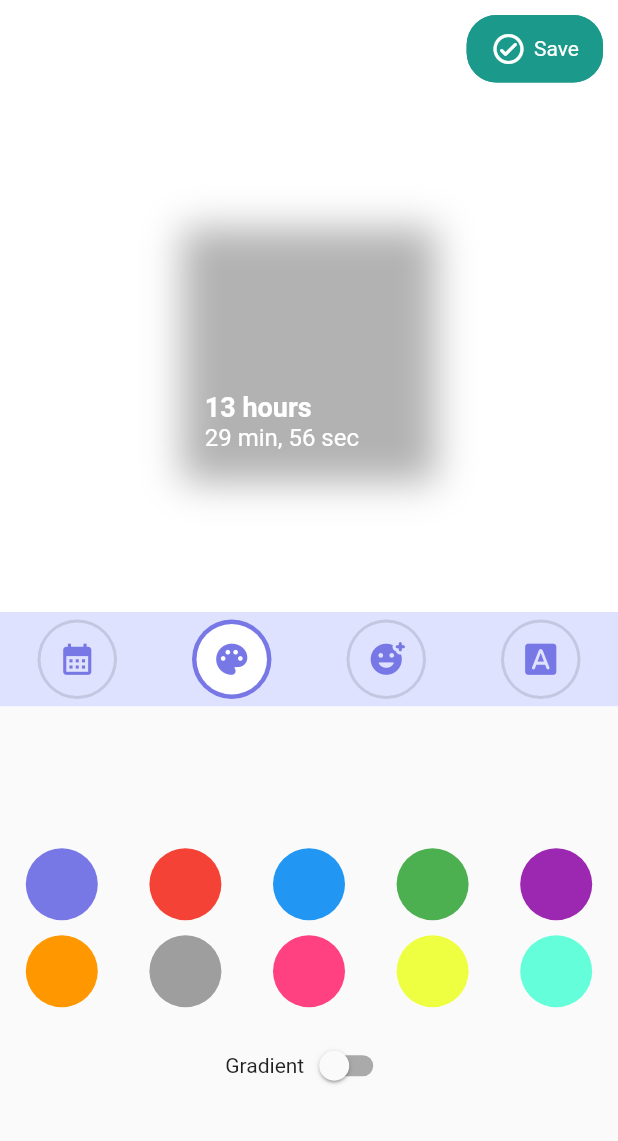
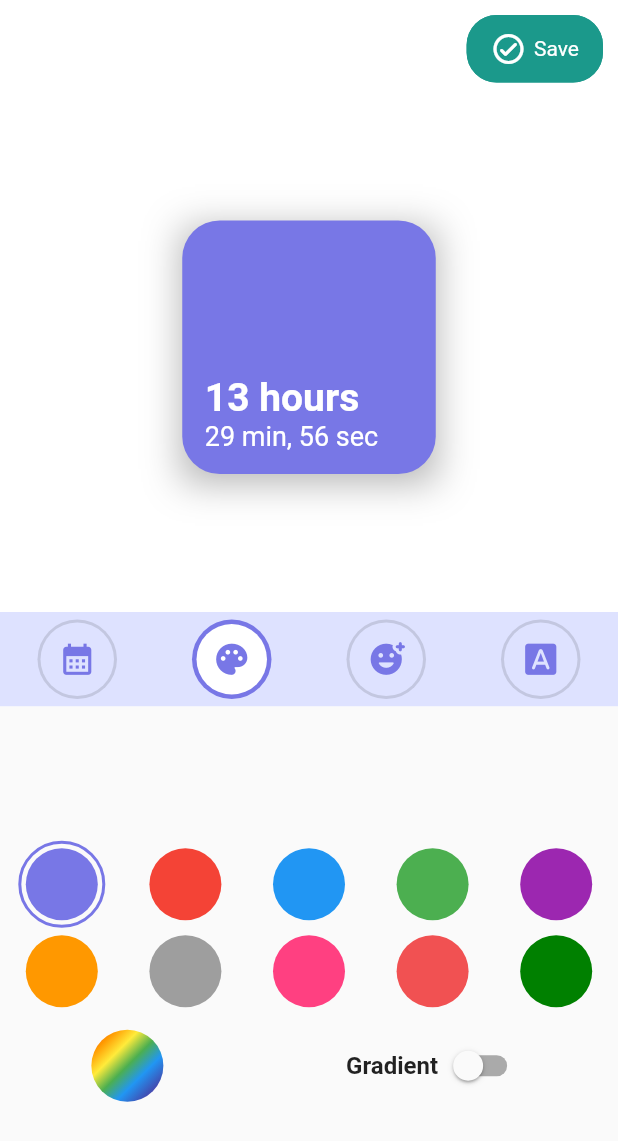
Before and after one commit to chrisstayte/Countdowns, a Flutter app: the EventDraftScreen screen opened by its route, after a tap on the "calendar month" icon, after a tap on the "palette" icon, on a phone screen of 412 x 824 dp. Shown: the top 1141 px of the screen. Run offline on Flutter 3.47's test engine with Material 2 defaults, Android fonts, the phone set to English and light mode, and no system bars; drawn by our look-alikes of auto_size_text; our stand-ins replace flutter_animate, font_awesome_flutter, go_router, hive, hive_flutter, package_info_plus; accounts and stored records are empty.

Commit message:
started color picker

```diff
--- a/lib/models/event.dart
+++ b/lib/models/event.dart
@@ -1,3 +1,4 @@
+import 'package:countdowns/global/global.dart';
 import 'package:flutter/material.dart';
 import 'package:hive/hive.dart';
 
@@ -15,7 +16,7 @@ class Event extends HiveObject {
   IconData? icon;
 
   @HiveField(3)
-  Color? backgroundColor;
+  Color backgroundColor;
 
   @HiveField(4)
   Color? contentColor;
@@ -35,7 +36,7 @@ class Event extends HiveObject {
     this.allDayEvent = true,
     this.backgroundGradient = false,
     this.icon,
-    this.backgroundColor,
+    this.backgroundColor = const Color(0Xff7877E6),
     this.contentColor,
     this.fontFamily,
   });
--- a/lib/screens/event_draft/options/background_container.dart
+++ b/lib/screens/event_draft/options/background_container.dart
@@ -1,4 +1,3 @@
-import 'package:countdowns/global/global.dart';
 import 'package:flutter/cupertino.dart';
 import 'package:flutter/material.dart';
 
@@ -28,8 +27,8 @@ class BackgroundContainer extends StatelessWidget {
     Colors.orange,
     Colors.grey,
     Colors.pinkAccent,
-    Colors.limeAccent,
-    Colors.tealAccent,
+    const Color(0XFFF15152),
+    const Color(0XFF008000),
   ];
 
   @override
@@ -73,10 +72,42 @@ class BackgroundContainer extends StatelessWidget {
           height: 10,
         ),
         Row(
-          mainAxisAlignment: MainAxisAlignment.center,
+          mainAxisAlignment: MainAxisAlignment.spaceAround,
           children: [
-            Text('Gradient'),
-            Switch.adaptive(value: gradient, onChanged: onGradientChanged)
+            Container(
+              height: 48,
+              width: 48,
+              decoration: BoxDecoration(
+                gradient: LinearGradient(
+                  begin: Alignment.topLeft,
+                  end: Alignment.bottomRight,
+                  stops: [0, 1 / 6, 2 / 6, 3 / 6, 4 / 6, 5 / 6, 1],
+                  colors: [
+                    Colors.red,
+                    Colors.orange,
+                    Colors.yellow,
+                    Colors.green,
+                    Colors.blue,
+                    Colors.indigo,
+                    Colors.purple,
+                  ],
+                ),
+                color: Colors.green,
+                shape: BoxShape.circle,
+              ),
+            ),
+            Row(
+              children: [
+                Text(
+                  'Gradient',
+                  style: TextStyle(
+                    fontSize: 16,
+                    fontWeight: FontWeight.w600,
+                  ),
+                ),
+                Switch.adaptive(value: gradient, onChanged: onGradientChanged)
+              ],
+            ),
           ],
         )
       ],
--- a/lib/utilities/extensions.dart
+++ b/lib/utilities/extensions.dart
@@ -3,7 +3,7 @@ import 'package:flutter/material.dart';
 extension GradientColor on Color {
   LinearGradient get gradient => LinearGradient(
         colors: [this, withOpacity(0.6)],
-        begin: Alignment.topLeft,
-        end: Alignment.bottomRight,
+        begin: Alignment.topCenter,
+        end: Alignment.bottomCenter,
       );
 }
--- a/lib/widgets/event_square.dart
+++ b/lib/widgets/event_square.dart
@@ -117,11 +117,13 @@ class _EventSquareState extends State<EventSquare> {
           Column(
             crossAxisAlignment: CrossAxisAlignment.start,
             children: [
-              Text(
+              AutoSizeText(
                 premierText,
+                maxLines: 1,
+                minFontSize: 20,
                 style: const TextStyle(
                   color: Colors.white,
-                  fontSize: 18,
+                  fontSize: 26,
                   fontWeight: FontWeight.w700,
                 ),
               ),
@@ -131,7 +133,7 @@ class _EventSquareState extends State<EventSquare> {
                   maxLines: 1,
                   style: const TextStyle(
                     color: Colors.white,
-                    fontSize: 16,
+                    fontSize: 18,
                   ),
                 ),
             ],
```
Also changed, not shown: lib/models/event.g.dart.
